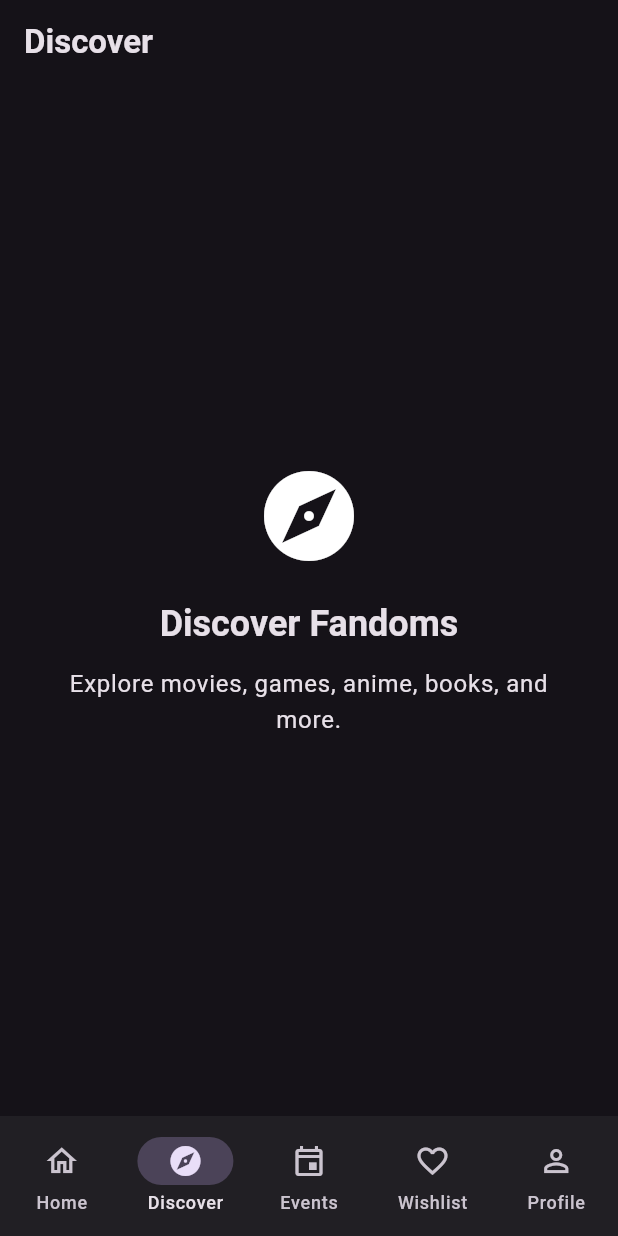
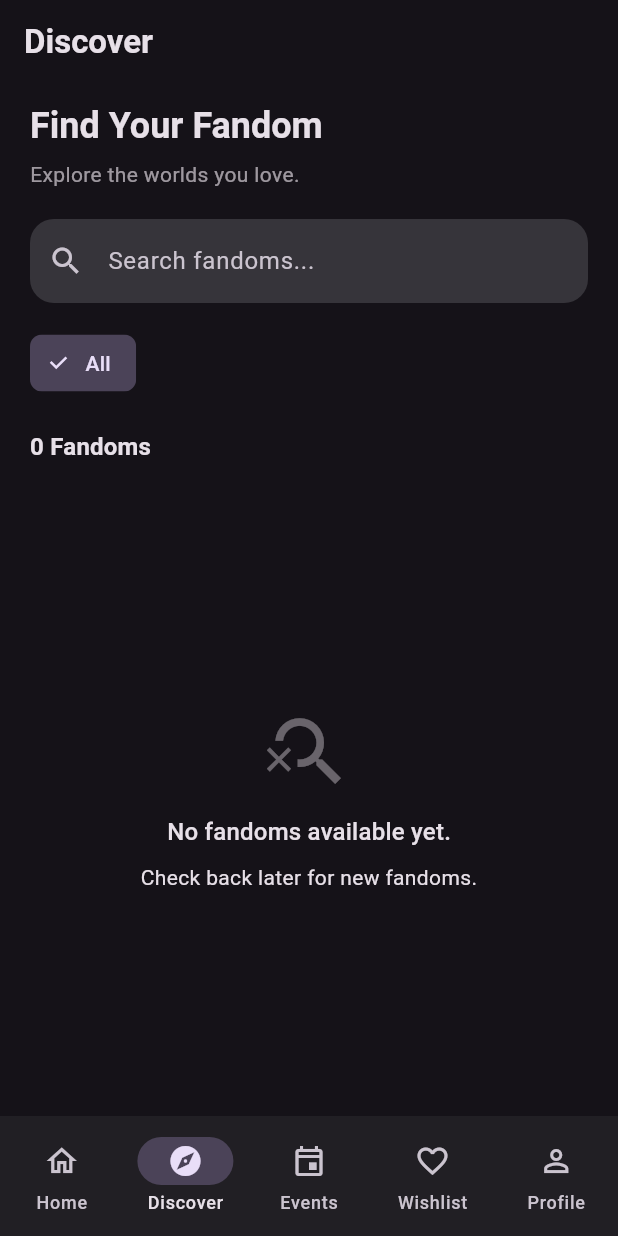
Before and after one commit to Abdullahkhan1121/fandom_verse, a Flutter app: the screen it shows once a user with an empty profile is signed in, item 2 of the bottom bar chosen, on a phone screen of 412 x 824 dp. Run offline on Flutter 3.47's test engine with Material 3 defaults, Android fonts, the phone set to English and light mode, and no system bars; our stand-ins replace cloud_firestore, firebase_auth, firebase_core; accounts and stored records are empty.

Commit message:
Implement user fandom discovery

```diff
--- a/lib/main.dart
+++ b/lib/main.dart
@@ -1,6 +1,6 @@
 import 'package:firebase_core/firebase_core.dart';
 import 'package:flutter/material.dart';
-
+import 'screens/fandoms/discover_screen.dart';
 import 'firebase_options.dart';
 import 'screens/auth/auth_gate.dart';
 import 'screens/profile/profile_screen.dart';
@@ -49,7 +49,9 @@ class _FandomHomePageState extends State<FandomHomePage> {
   @override
   Widget build(BuildContext context) {
     return Scaffold(
-      appBar: AppBar(
+      appBar: _currentIndex == 1
+          ? null
+          : AppBar(
               title: Text(
                 _titles[_currentIndex],
                 style: const TextStyle(fontWeight: FontWeight.bold),
@@ -100,11 +102,7 @@ class _FandomHomePageState extends State<FandomHomePage> {
       case 0:
         return const HomePage();
       case 1:
-        return const SimplePage(
-          icon: Icons.explore,
-          title: 'Discover Fandoms',
-          description: 'Explore movies, games, anime, books, and more.',
-        );
+        return const DiscoverScreen();
       case 2:
         return const SimplePage(
           icon: Icons.event,
--- /dev/null
+++ b/lib/models/fandom/fandom_model.dart
@@ -0,0 +1,34 @@
+import 'package:cloud_firestore/cloud_firestore.dart';
+
+class FandomModel {
+  const FandomModel({
+    required this.id,
+    required this.name,
+    required this.description,
+    required this.imageUrl,
+    required this.category,
+    required this.isActive,
+  });
+
+  final String id;
+  final String name;
+  final String description;
+  final String imageUrl;
+  final String category;
+  final bool isActive;
+
+  factory FandomModel.fromFirestore(
+    DocumentSnapshot<Map<String, dynamic>> document,
+  ) {
+    final data = document.data() ?? {};
+
+    return FandomModel(
+      id: document.id,
+      name: data['name'] as String? ?? '',
+      description: data['description'] as String? ?? '',
+      imageUrl: data['imageUrl'] as String? ?? '',
+      category: data['category'] as String? ?? '',
+      isActive: data['isActive'] as bool? ?? false,
+    );
+  }
+}
--- /dev/null
+++ b/lib/screens/fandoms/discover_screen.dart
@@ -0,0 +1,420 @@
+import 'package:flutter/material.dart';
+import '../../widgets/fandom_image.dart';
+import '../../models/fandom/fandom_model.dart';
+import '../../services/fandom/fandom_service.dart';
+
+class DiscoverScreen extends StatefulWidget {
+  const DiscoverScreen({super.key});
+
+  @override
+  State<DiscoverScreen> createState() => _DiscoverScreenState();
+}
+
+class _DiscoverScreenState extends State<DiscoverScreen> {
+  final FandomService _fandomService = FandomService();
+  final TextEditingController _searchController = TextEditingController();
+
+  String _selectedCategory = 'All';
+  String _searchQuery = '';
+
+  @override
+  void dispose() {
+    _searchController.dispose();
+    super.dispose();
+  }
+
+  List<FandomModel> _filterFandoms(List<FandomModel> fandoms) {
+    return fandoms.where((fandom) {
+      final matchesSearch = fandom.name.toLowerCase().contains(
+        _searchQuery.toLowerCase(),
+      );
+
+      final matchesCategory =
+          _selectedCategory == 'All' || fandom.category == _selectedCategory;
+
+      return matchesSearch && matchesCategory;
+    }).toList();
+  }
+
+  @override
+  Widget build(BuildContext context) {
+    final theme = Theme.of(context);
+
+    return Scaffold(
+      appBar: AppBar(
+        title: const Text(
+          'Discover',
+          style: TextStyle(fontWeight: FontWeight.bold),
+        ),
+        centerTitle: false,
+      ),
+      body: StreamBuilder<List<FandomModel>>(
+        stream: _fandomService.getActiveFandoms(),
+        builder: (context, snapshot) {
+          if (snapshot.connectionState == ConnectionState.waiting) {
+            return const Center(child: CircularProgressIndicator());
+          }
+
+          if (snapshot.hasError) {
+            return Center(
+              child: Padding(
+                padding: const EdgeInsets.all(24),
+                child: Column(
+                  mainAxisSize: MainAxisSize.min,
+                  children: [
+                    const Icon(
+                      Icons.error_outline,
+                      size: 48,
+                      color: Colors.redAccent,
+                    ),
+                    const SizedBox(height: 12),
+                    const Text(
+                      'Could not load fandoms.',
+                      style: TextStyle(fontSize: 18),
+                    ),
+                    const SizedBox(height: 8),
+                    Text(
+                      '${snapshot.error}',
+                      textAlign: TextAlign.center,
+                      style: theme.textTheme.bodySmall,
+                    ),
+                    const SizedBox(height: 16),
+                    FilledButton.icon(
+                      onPressed: () {
+                        setState(() {});
+                      },
+                      icon: const Icon(Icons.refresh),
+                      label: const Text('Retry'),
+                    ),
+                  ],
+                ),
+              ),
+            );
+          }
+
+          final fandoms = snapshot.data ?? [];
+
+          final categories =
+              <String>{
+                'All',
+                ...fandoms
+                    .map((fandom) => fandom.category.trim())
+                    .where((category) => category.isNotEmpty),
+              }.toList()..sort((a, b) {
+                if (a == 'All') return -1;
+                if (b == 'All') return 1;
+                return a.compareTo(b);
+              });
+
+          final filteredFandoms = _filterFandoms(fandoms);
+
+          return Column(
+            crossAxisAlignment: CrossAxisAlignment.start,
+            children: [
+              Padding(
+                padding: const EdgeInsets.fromLTRB(20, 12, 20, 16),
+                child: Column(
+                  crossAxisAlignment: CrossAxisAlignment.start,
+                  children: [
+                    Text(
+                      'Find Your Fandom',
+                      style: theme.textTheme.headlineSmall?.copyWith(
+                        fontWeight: FontWeight.bold,
+                      ),
+                    ),
+                    const SizedBox(height: 6),
+                    Text(
+                      'Explore the worlds you love.',
+                      style: theme.textTheme.bodyMedium?.copyWith(
+                        color: theme.colorScheme.onSurface.withValues(
+                          alpha: 0.65,
+                        ),
+                      ),
+                    ),
+                    const SizedBox(height: 20),
+
+                    // Search field
+                    TextField(
+                      controller: _searchController,
+                      onChanged: (value) {
+                        setState(() {
+                          _searchQuery = value.trim();
+                        });
+                      },
+                      decoration: InputDecoration(
+                        hintText: 'Search fandoms...',
+                        prefixIcon: const Icon(Icons.search),
+                        suffixIcon: _searchQuery.isNotEmpty
+                            ? IconButton(
+                                onPressed: () {
+                                  _searchController.clear();
+                                  setState(() {
+                                    _searchQuery = '';
+                                  });
+                                },
+                                icon: const Icon(Icons.close),
+                              )
+                            : null,
+                        filled: true,
+                        border: OutlineInputBorder(
+                          borderRadius: BorderRadius.circular(16),
+                          borderSide: BorderSide.none,
+                        ),
+                      ),
+                    ),
+                  ],
+                ),
+              ),
+
+              // Category filters
+              SizedBox(
+                height: 48,
+                child: ListView.separated(
+                  padding: const EdgeInsets.symmetric(horizontal: 20),
+                  scrollDirection: Axis.horizontal,
+                  itemCount: categories.length,
+                  separatorBuilder: (_, __) => const SizedBox(width: 10),
+                  itemBuilder: (context, index) {
+                    final category = categories[index];
+                    final isSelected = _selectedCategory == category;
+
+                    return ChoiceChip(
+                      label: Text(category),
+                      selected: isSelected,
+                      onSelected: (_) {
+                        setState(() {
+                          _selectedCategory = category;
+                        });
+                      },
+                    );
+                  },
+                ),
+              ),
+
+              const SizedBox(height: 20),
+
+              Padding(
+                padding: const EdgeInsets.symmetric(horizontal: 20),
+                child: Text(
+                  '${filteredFandoms.length} Fandoms',
+                  style: theme.textTheme.titleMedium?.copyWith(
+                    fontWeight: FontWeight.bold,
+                  ),
+                ),
+              ),
+
+              const SizedBox(height: 12),
+
+              // Fandom grid
+              Expanded(
+                child: filteredFandoms.isEmpty
+                    ? Center(
+                        child: Padding(
+                          padding: const EdgeInsets.all(24),
+                          child: Column(
+                            mainAxisSize: MainAxisSize.min,
+                            children: [
+                              Icon(
+                                Icons.search_off,
+                                size: 60,
+                                color: theme.colorScheme.onSurface.withValues(
+                                  alpha: 0.4,
+                                ),
+                              ),
+                              const SizedBox(height: 12),
+                              Text(
+                                fandoms.isEmpty
+                                    ? 'No fandoms available yet.'
+                                    : 'No fandoms found.',
+                                style: theme.textTheme.titleMedium,
+                              ),
+                              const SizedBox(height: 8),
+                              Text(
+                                fandoms.isEmpty
+                                    ? 'Check back later for new fandoms.'
+                                    : 'Try another search or category.',
+                                textAlign: TextAlign.center,
+                                style: theme.textTheme.bodyMedium,
+                              ),
+                            ],
+                          ),
+                        ),
+                      )
+                    : LayoutBuilder(
+                        builder: (context, constraints) {
+                          final crossAxisCount = constraints.maxWidth >= 700
+                              ? 3
+                              : 2;
+
+                          return GridView.builder(
+                            padding: const EdgeInsets.fromLTRB(20, 0, 20, 24),
+                            itemCount: filteredFandoms.length,
+                            gridDelegate:
+                                SliverGridDelegateWithFixedCrossAxisCount(
+                                  crossAxisCount: crossAxisCount,
+                                  crossAxisSpacing: 16,
+                                  mainAxisSpacing: 16,
+                                  childAspectRatio: 0.72,
+                                ),
+                            itemBuilder: (context, index) {
+                              final fandom = filteredFandoms[index];
+
+                              return _FandomCard(
+                                fandom: fandom,
+                                onTap: () {
+                                  Navigator.of(context).push(
+                                    MaterialPageRoute(
+                                      builder: (_) =>
+                                          FandomDetailScreen(fandom: fandom),
+                                    ),
+                                  );
+                                },
+                              );
+                            },
+                          );
+                        },
+                      ),
+              ),
+            ],
+          );
+        },
+      ),
+    );
+  }
+}
+
+class _FandomCard extends StatelessWidget {
+  const _FandomCard({required this.fandom, required this.onTap});
+
+  final FandomModel fandom;
+  final VoidCallback onTap;
+
+  @override
+  Widget build(BuildContext context) {
+    final theme = Theme.of(context);
+
+    return Card(
+      clipBehavior: Clip.antiAlias,
+      elevation: 0,
+      shape: RoundedRectangleBorder(
+        borderRadius: BorderRadius.circular(18),
+        side: BorderSide(
+          color: theme.colorScheme.outlineVariant.withValues(alpha: 0.5),
+        ),
+      ),
+      child: InkWell(
+        onTap: onTap,
+        child: Column(
+          crossAxisAlignment: CrossAxisAlignment.start,
+          children: [
+            Expanded(
+              child: SizedBox(
+                width: double.infinity,
+                child: fandom.imageUrl.isEmpty
+                    ? Container(
+                        color: theme.colorScheme.surfaceContainerHighest,
+                        child: const Icon(Icons.auto_awesome, size: 48),
+                      )
+                    : FandomImage(
+                        imageUrl: fandom.imageUrl,
+                        height: 260,
+                        width: double.infinity,
+                        fit: BoxFit.cover,
+                      ),
+              ),
+            ),
+            Padding(
+              padding: const EdgeInsets.all(12),
+              child: Column(
+                crossAxisAlignment: CrossAxisAlignment.start,
+                children: [
+                  Text(
+                    fandom.name,
+                    maxLines: 1,
+                    overflow: TextOverflow.ellipsis,
+                    style: theme.textTheme.titleMedium?.copyWith(
+                      fontWeight: FontWeight.bold,
+                    ),
+                  ),
+                  const SizedBox(height: 6),
+                  Text(
+                    fandom.category,
+                    maxLines: 1,
+                    overflow: TextOverflow.ellipsis,
+                    style: theme.textTheme.bodySmall?.copyWith(
+                      color: theme.colorScheme.primary,
+                    ),
+                  ),
+                  const SizedBox(height: 8),
+                  Text(
+                    fandom.description,
+                    maxLines: 2,
+                    overflow: TextOverflow.ellipsis,
+                    style: theme.textTheme.bodySmall,
+                  ),
+                ],
+              ),
+            ),
+          ],
+        ),
+      ),
+    );
+  }
+}
+
+class FandomDetailScreen extends StatelessWidget {
+  const FandomDetailScreen({super.key, required this.fandom});
+
+  final FandomModel fandom;
+
+  @override
+  Widget build(BuildContext context) {
+    final theme = Theme.of(context);
+
+    return Scaffold(
+      appBar: AppBar(title: const Text('Fandom Details')),
+      body: SingleChildScrollView(
+        child: Column(
+          crossAxisAlignment: CrossAxisAlignment.start,
+          children: [
+            AspectRatio(
+              aspectRatio: 16 / 9,
+              child: SizedBox(
+                width: double.infinity,
+                child: fandom.imageUrl.isEmpty
+                    ? Container(
+                        color: theme.colorScheme.surfaceContainerHighest,
+                        child: const Icon(Icons.auto_awesome, size: 64),
+                      )
+                    : FandomImage(
+                        imageUrl: fandom.imageUrl,
+                        height: 260,
+                        width: double.infinity,
+                        fit: BoxFit.cover,
+                      ),
+              ),
+            ),
+            Padding(
+              padding: const EdgeInsets.all(24),
+              child: Column(
+                crossAxisAlignment: CrossAxisAlignment.start,
+                children: [
+                  Chip(label: Text(fandom.category)),
+                  const SizedBox(height: 12),
+                  Text(
+                    fandom.name,
+                    style: theme.textTheme.headlineMedium?.copyWith(
+                      fontWeight: FontWeight.bold,
+                    ),
+                  ),
+                  const SizedBox(height: 16),
+                  Text(fandom.description, style: theme.textTheme.bodyLarge),
+                ],
+              ),
+            ),
+          ],
+        ),
+      ),
+    );
+  }
+}
--- /dev/null
+++ b/lib/services/fandom/fandom_service.dart
@@ -0,0 +1,32 @@
+import 'package:cloud_firestore/cloud_firestore.dart';
+
+import '../../models/fandom/fandom_model.dart';
+
+class FandomService {
+  FandomService({FirebaseFirestore? firestore})
+    : _firestore = firestore ?? FirebaseFirestore.instance;
+
+  final FirebaseFirestore _firestore;
+
+  CollectionReference<Map<String, dynamic>> get _fandoms =>
+      _firestore.collection('fandoms');
+
+  Stream<List<FandomModel>> getActiveFandoms() {
+    return _fandoms
+        .where('isActive', isEqualTo: true)
+        .snapshots()
+        .map(
+          (snapshot) => snapshot.docs.map(FandomModel.fromFirestore).toList(),
+        );
+  }
+
+  Future<FandomModel?> getFandomById(String id) async {
+    final document = await _fandoms.doc(id).get();
+
+    if (!document.exists) {
+      return null;
+    }
+
+    return FandomModel.fromFirestore(document);
+  }
+}
```
Also changed, not shown: lib/widgets/fandom_image.dart (added, +70 -0 lines). Lines whose indentation alone changed are shown as unchanged.
